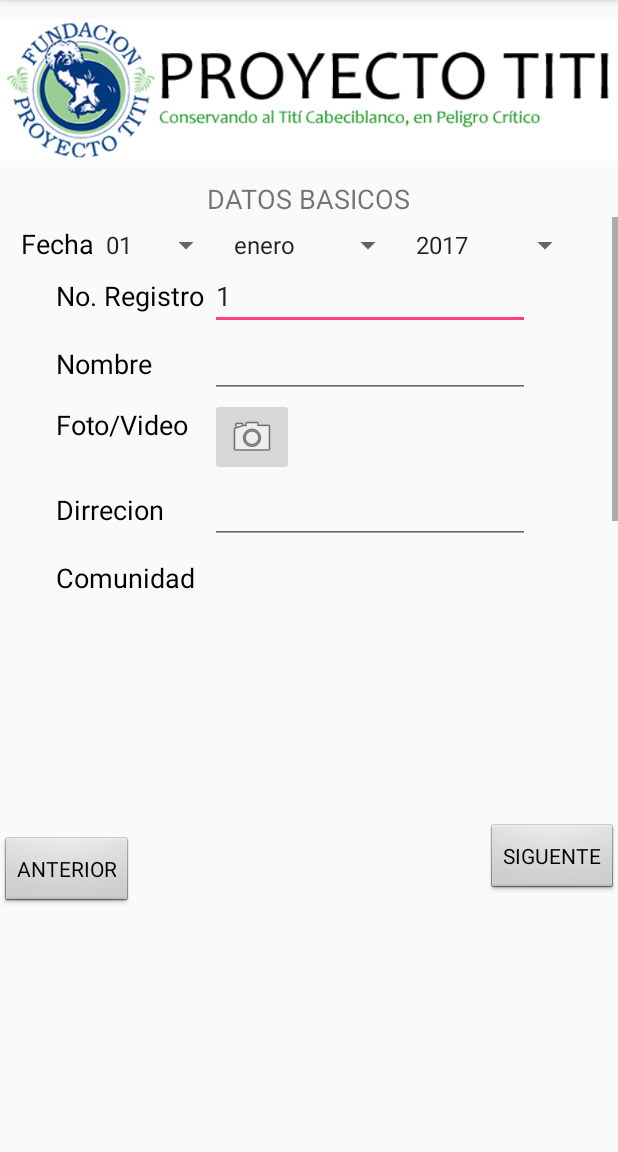
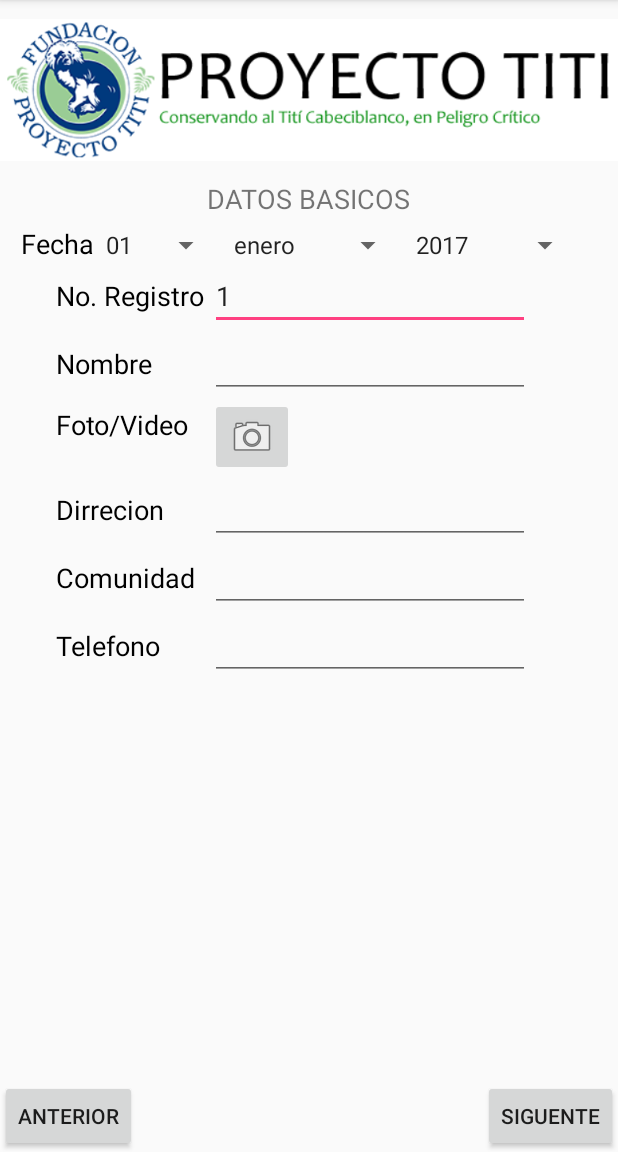
Before and after one commit to cbraun1/ProyectoTiti, an Android app: the screen it shows after launch once a user with an empty profile is signed in (basicData), after a tap on "INICIAR ACUERDO", on a phone screen of 412 x 824 dp, the part 84-1236 px from its top. Run offline under Robolectric (Android 15) with nearby library versions, the phone set to English and light mode, and no system bars; our stand-ins replace Firebase (no records; nobody signed in at launch, a user with empty details on screens opened directly), Picasso.

```diff
--- a/app/src/main/AndroidManifest.xml
+++ b/app/src/main/AndroidManifest.xml
@@ -49,7 +49,7 @@
             android:windowSoftInputMode="adjustResize" />
         <activity
             android:name=".basicData"
-            android:windowSoftInputMode="adjustResize" />
+            android:windowSoftInputMode="adjustNothing" />
         <activity
             android:name=".animals0"
             android:windowSoftInputMode="adjustResize" />
@@ -94,7 +94,7 @@
             android:windowSoftInputMode="adjustResize" />
         <activity
             android:name=".continuePage"
-            android:windowSoftInputMode="adjustResize" />
+            android:windowSoftInputMode="adjustNothing" />
         <activity
             android:name=".download"
             android:windowSoftInputMode="adjustResize" />
--- a/app/src/main/res/layout/activity_basic_data.xml
+++ b/app/src/main/res/layout/activity_basic_data.xml
@@ -10,10 +10,10 @@
         android:id="@+id/logo"
         android:layout_width="wrap_content"
         android:layout_height="wrap_content"
-        app:srcCompat="@mipmap/proyectotiti"
         android:layout_centerHorizontal="true"
         android:paddingTop="0dp"
-        tools:ignore="ContentDescription"/>
+        app:srcCompat="@mipmap/proyectotiti"
+        tools:ignore="ContentDescription" />
 
     <TextView
         android:id="@+id/title"
@@ -34,63 +34,61 @@
         <!--android:layout_alignParentStart="true"-->
         <!--android:isScrollContainer="false">-->
 
-    <android.support.constraint.ConstraintLayout
-        android:id="@+id/linearLayout2"
-        android:layout_width="match_parent"
-        android:layout_height="wrap_content"
-        android:layout_alignParentBottom="true"
-        android:layout_below="@+id/scrollView5"
-        android:orientation="horizontal">
+    <!--<android.support.constraint.ConstraintLayout-->
+        <!--android:id="@+id/linearLayout2"-->
+        <!--android:layout_width="match_parent"-->
+        <!--android:layout_height="wrap_content"-->
+        <!--android:layout_alignParentBottom="true"-->
+        <!--android:layout_below="@+id/scrollView5"-->
+        <!--android:orientation="horizontal">-->
 
-        <Button
-            android:id="@+id/backButton"
-            style="@android:style/Widget.Button"
-            android:layout_width="wrap_content"
-            android:layout_height="wrap_content"
-            android:onClick="openContinue"
-            android:text="ANTERIOR"
-            android:textColorLink="@color/colorPrimaryDark"
-            app:layout_constraintBottom_toBottomOf="parent"
-            app:layout_constraintStart_toStartOf="@+id/view"
-            app:layout_constraintTop_toTopOf="parent" />
+        <!--<Button-->
+            <!--android:id="@+id/backButton"-->
+            <!--style="@android:style/Widget.Button"-->
+            <!--android:layout_width="wrap_content"-->
+            <!--android:layout_height="wrap_content"-->
+            <!--android:onClick="openContinue"-->
+            <!--android:text="ANTERIOR"-->
+            <!--android:textColorLink="@color/colorPrimaryDark"-->
+            <!--app:layout_constraintBottom_toBottomOf="parent"-->
+            <!--app:layout_constraintStart_toStartOf="@+id/view" />-->
 
-        <View
-            android:id="@+id/view"
-            android:layout_width="wrap_content"
-            android:layout_height="wrap_content"
-            app:layout_constraintHorizontal_bias="0.0"
-            app:layout_constraintLeft_toLeftOf="parent"
-            app:layout_constraintRight_toRightOf="parent"
-            app:layout_constraintTop_toTopOf="parent" />
+        <!--<View-->
+            <!--android:id="@+id/view"-->
+            <!--android:layout_width="wrap_content"-->
+            <!--android:layout_height="55dp"-->
+            <!--app:layout_constraintHorizontal_bias="0.0"-->
+            <!--app:layout_constraintLeft_toLeftOf="parent"-->
+            <!--app:layout_constraintRight_toRightOf="parent"-->
+            <!--tools:layout_editor_absoluteY="62dp" />-->
 
-        <Button
-            android:id="@+id/continueButton"
-            style="@android:style/Widget.Button"
-            android:layout_width="wrap_content"
-            android:layout_height="wrap_content"
-            android:onClick="openAnimals0"
-            android:text="SIGUENTE"
-            android:textColorLink="@color/colorPrimaryDark"
-            app:layout_constraintBottom_toBottomOf="parent"
-            app:layout_constraintEnd_toEndOf="@+id/view"
-            app:layout_constraintTop_toTopOf="parent"
-            app:layout_constraintVertical_bias="0.473" />
-    </android.support.constraint.ConstraintLayout>
+        <!--<Button-->
+            <!--android:id="@+id/continueButton"-->
+            <!--style="@android:style/Widget.Button"-->
+            <!--android:layout_width="wrap_content"-->
+            <!--android:layout_height="wrap_content"-->
+            <!--android:onClick="openAnimals0"-->
+            <!--android:text="SIGUENTE"-->
+            <!--android:textColorLink="@color/colorPrimaryDark"-->
+            <!--app:layout_constraintBottom_toBottomOf="parent"-->
+            <!--app:layout_constraintEnd_toEndOf="@+id/view" />-->
+    <!--</android.support.constraint.ConstraintLayout>-->
 
     <!--</ScrollView>-->
 
     <ScrollView
+        android:id="@+id/scrollView5"
         android:layout_width="match_parent"
-        android:layout_height="250dp"
-        android:layout_below="@+id/title"
+        android:layout_height="match_parent"
+        android:layout_above="@+id/button2"
         android:layout_alignParentLeft="true"
         android:layout_alignParentStart="true"
-        android:id="@+id/scrollView5">
+        android:layout_below="@+id/title">
 
         <LinearLayout
             android:id="@+id/linearLayoutMain"
             android:layout_width="match_parent"
-            android:layout_height="320dp"
+            android:layout_height="wrap_content"
             android:orientation="vertical"
             tools:layout_editor_absoluteX="52dp"
             tools:layout_editor_absoluteY="180dp">
@@ -141,9 +139,9 @@
                     android:layout_width="140dp"
                     android:layout_height="wrap_content"
                     android:paddingTop="5dp"
+                    android:text="        No. Registro"
                     android:textColor="#000000"
-                    android:textSize="18sp"
-                    android:text="        No. Registro" />
+                    android:textSize="18sp" />
 
                 <EditText
                     android:id="@+id/editTextNoRegistro"
@@ -165,9 +163,9 @@
                     android:layout_width="140dp"
                     android:layout_height="wrap_content"
                     android:paddingTop="5dp"
+                    android:text="        Nombre"
                     android:textColor="#000000"
-                    android:textSize="18sp"
-                    android:text="        Nombre" />
+                    android:textSize="18sp" />
 
                 <EditText
                     android:id="@+id/editTextNombre"
@@ -230,9 +228,9 @@
                     android:layout_width="140dp"
                     android:layout_height="wrap_content"
                     android:paddingTop="5dp"
+                    android:text="        Dirrecion"
                     android:textColor="#000000"
-                    android:textSize="18sp"
-                    android:text="        Dirrecion" />
+                    android:textSize="18sp" />
 
                 <EditText
                     android:id="@+id/editTextDirrecion"
@@ -255,9 +253,9 @@
                     android:layout_width="140dp"
                     android:layout_height="wrap_content"
                     android:paddingTop="5dp"
+                    android:text="        Comunidad"
                     android:textColor="#000000"
-                    android:textSize="18sp"
-                    android:text="        Comunidad" />
+                    android:textSize="18sp" />
 
                 <EditText
                     android:id="@+id/editTextComunidad"
@@ -279,9 +277,9 @@
                     android:layout_width="140dp"
                     android:layout_height="wrap_content"
                     android:paddingTop="5dp"
+                    android:text="        Telefono"
                     android:textColor="#000000"
-                    android:textSize="18sp"
-                    android:text="        Telefono" />
+                    android:textSize="18sp" />
 
                 <EditText
                     android:id="@+id/editTextTelefono"
@@ -296,4 +294,24 @@
         </LinearLayout>
     </ScrollView>
 
+    <Button
+        android:id="@+id/button2"
+        android:layout_width="wrap_content"
+        android:layout_height="wrap_content"
+        android:layout_alignParentBottom="true"
+        android:layout_alignParentLeft="true"
+        android:layout_alignParentStart="true"
+        android:text="ANTERIOR"
+        android:onClick="openContinue"/>
+
+    <Button
+        android:id="@+id/button3"
+        android:layout_width="wrap_content"
+        android:layout_height="wrap_content"
+        android:layout_alignParentBottom="true"
+        android:layout_alignParentEnd="true"
+        android:layout_alignParentRight="true"
+        android:text="SIGUENTE"
+        android:onClick="openAnimals0"/>
+
 </RelativeLayout>
```
Also changed, not shown: app/src/main/java/com/example/proyectotiti/continuePage.java (+48 -5 lines), app/src/main/res/layout/activity_continue_page.xml (+16 -7 lines). Lines whose indentation alone changed are shown as unchanged.
